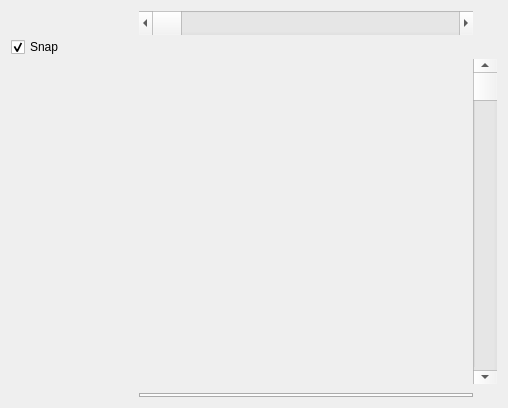
This is common/ganttwidget/ganttwidget.ui in nirjacobson/Chromasound-Studio as Qt 5 draws it before an edit. The edited form follows.
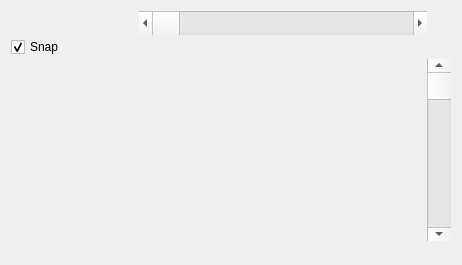
This is the edited form. Custom widgets are drawn as their Qt base class.

What changed in the file:
```diff
--- a/common/ganttwidget/ganttwidget.ui
+++ b/common/ganttwidget/ganttwidget.ui
@@ -6,8 +6,8 @@
    <rect>
     <x>0</x>
     <y>0</y>
-    <width>508</width>
-    <height>408</height>
+    <width>462</width>
+    <height>265</height>
    </rect>
   </property>
   <property name="windowTitle">
@@ -143,6 +143,9 @@
          <property name="currentIndex">
           <number>-1</number>
          </property>
+         <property name="documentMode">
+          <bool>true</bool>
+         </property>
         </widget>
        </item>
       </layout>
```
Left out of the diff: 76 changed lines with no effect on the pictures.
